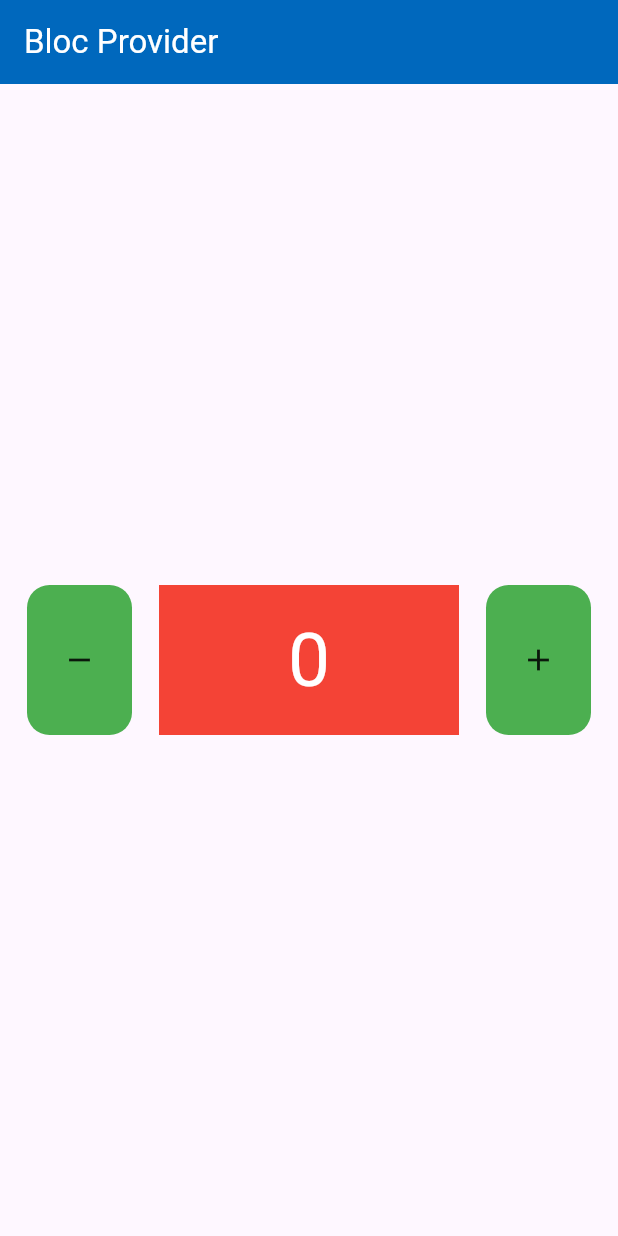
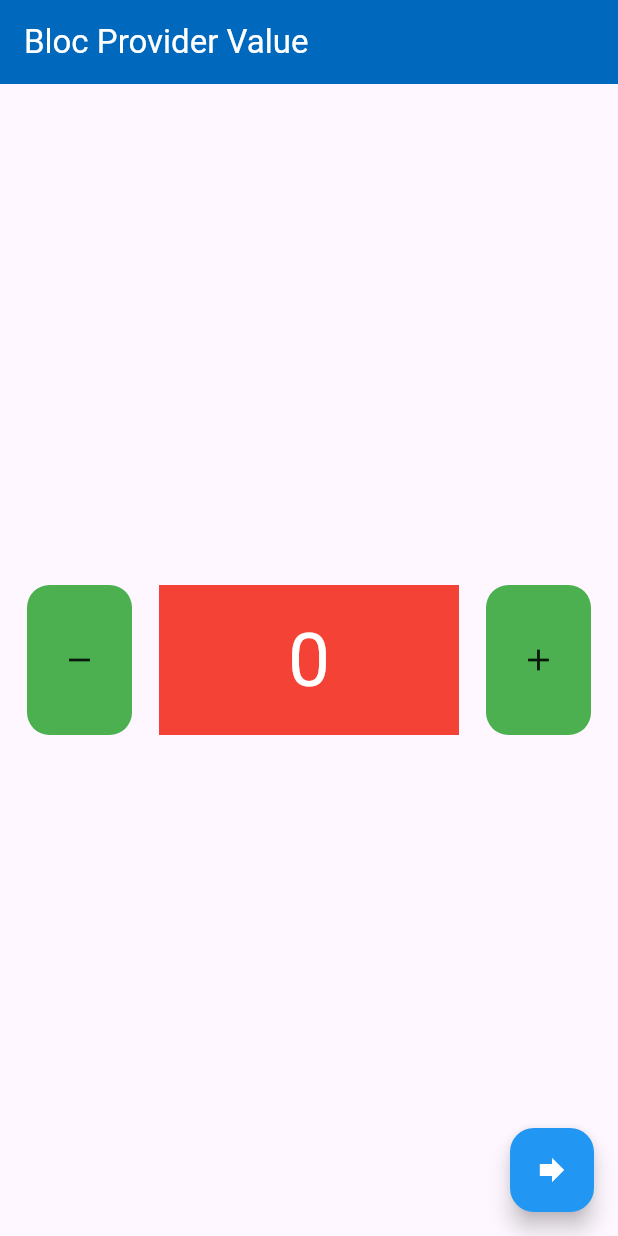
Before and after one commit to br0farhan/Bloc-Flutter, a Flutter app: the screen it shows after launch, on a phone screen of 412 x 824 dp. Run offline on Flutter 3.47's test engine with Material 3 defaults, Android fonts, the phone set to English and light mode, and no system bars; our stand-ins replace bloc, flutter_bloc.

Commit message:
update bloc provider value

```diff
--- a/lib/main.dart
+++ b/lib/main.dart
@@ -12,10 +12,11 @@ class MyApp extends StatelessWidget {
 
   @override
   Widget build(BuildContext context) {
-    return BlocProvider(
+    return  MaterialApp(
+      home: BlocProvider(
+        child: const HomePage(),
         create: (context) => Counter(),
-        child: MaterialApp(
-          home: HomePage(),
-        ));
+        ),
+    );
   }
 }
--- a/lib/pages/home.dart
+++ b/lib/pages/home.dart
@@ -1,5 +1,6 @@
 import 'package:bloc_flutter/bloc/counter.dart';
 import 'package:bloc_flutter/pages/data_widget.dart';
+import 'package:bloc_flutter/pages/other.dart';
 import 'package:flutter/material.dart';
 import 'package:flutter_bloc/flutter_bloc.dart';
 
@@ -11,10 +12,26 @@ class HomePage extends StatelessWidget {
   Widget build(BuildContext context) {
     Counter myCounter = BlocProvider.of<Counter>(context);
     return Scaffold(
+      floatingActionButton: FloatingActionButton(
+          backgroundColor: Colors.blue,
+          child: const Icon(
+            Icons.forward,
+            color: Colors.white,
+          ),
+          onPressed: () {
+            Navigator.of(context).push(MaterialPageRoute(
+              builder: (context) {
+                return BlocProvider.value(
+                  value: myCounter,
+                  child: const OtherPages(),
+                );
+              },
+            ));
+          }),
       appBar: AppBar(
         backgroundColor: const Color.fromARGB(255, 0, 104, 189),
         title: const Text(
-          "Bloc Provider",
+          "Bloc Provider Value",
           style: TextStyle(color: Colors.white),
         ),
       ),
@@ -41,7 +58,7 @@ class HomePage extends StatelessWidget {
                   ),
                 ),
               ),
-              DataWidget(),
+              const DataWidget(),
               Material(
                 color: Colors.green,
                 borderRadius: BorderRadius.circular(15),
```
Also changed, not shown: lib/pages/other.dart (added, +33 -0 lines).
